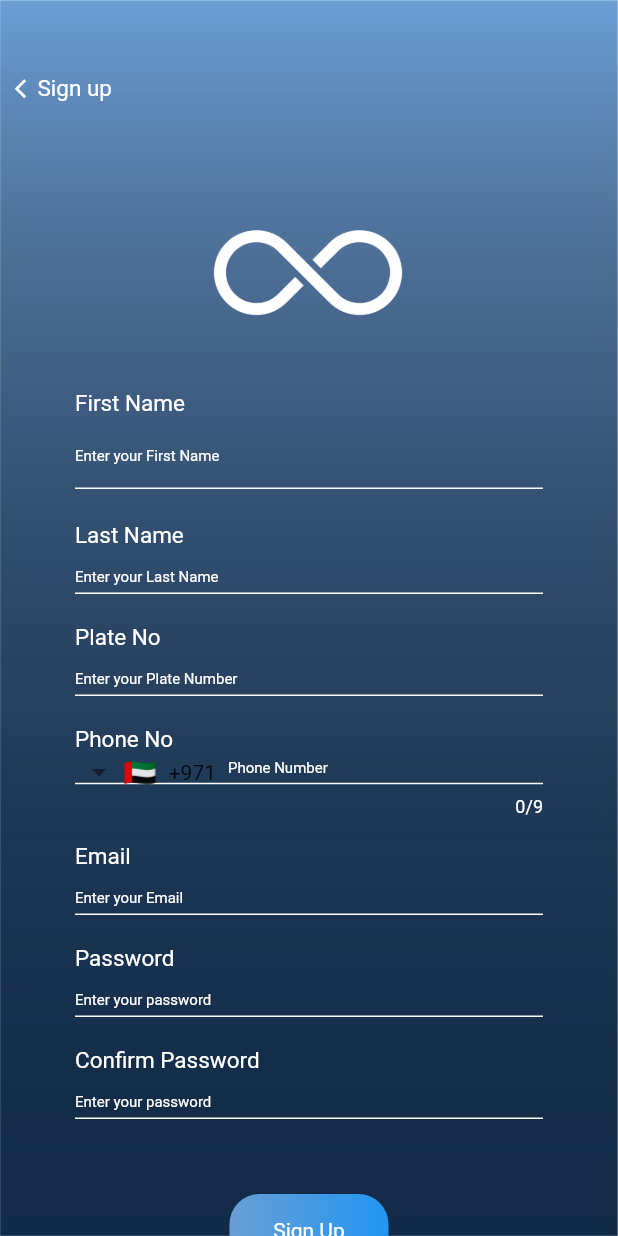
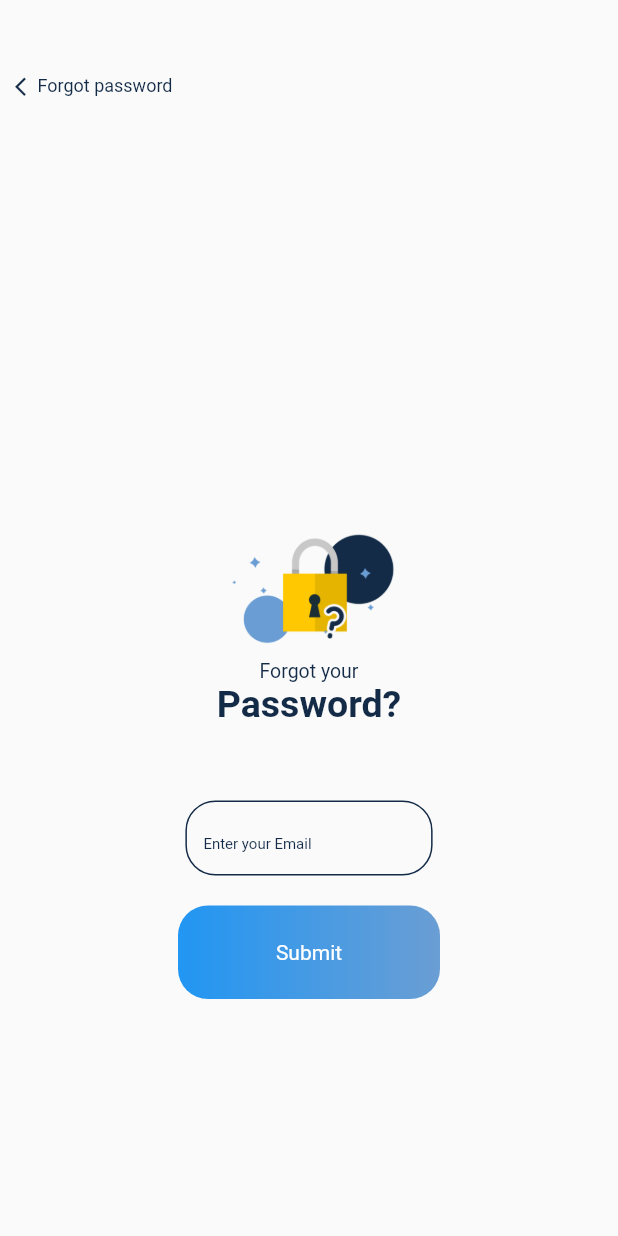
Before and after one commit to nasrinsamad19/LimitlessPark, a Flutter app: the screen it shows after launch, after a tap on "Forgot your password?", on a phone screen of 412 x 824 dp. Run offline on Flutter 3.47's test engine with Material 2 defaults, Android fonts, the light colour scheme and no system bars; drawn by our look-alikes of intl_phone_field; our stand-ins replace firebase_auth, firebase_core, google_sign_in; missing offline and left inert: flutter_facebook_auth; accounts and stored records are empty.

Commit message:
reset password  added'

```diff
--- a/lib/screens/login/view/intro_ui.dart
+++ b/lib/screens/login/view/intro_ui.dart
@@ -1,6 +1,7 @@
 import 'package:flutter/material.dart';
 import 'package:limitlesspark/screens/common/app_constants.dart';
 import 'package:limitlesspark/screens/login/view/login_ui.dart';
+import 'package:limitlesspark/screens/login/view/reset_password.dart';
 import 'package:limitlesspark/screens/signup/signup_ui.dart';
 
 class intro_ui extends StatefulWidget {
@@ -135,7 +136,7 @@ class _intro_uiState extends State<intro_ui> {
               onTap: () {
                 Navigator.push(
                   context,
-                  MaterialPageRoute(builder: (context) => SignUp()),
+                  MaterialPageRoute(builder: (context) => ResetPassword()),
                 );
               },
             )
--- a/lib/screens/login/view/login_ui.dart
+++ b/lib/screens/login/view/login_ui.dart
@@ -2,6 +2,7 @@ import 'package:firebase_auth/firebase_auth.dart';
 import 'package:flutter/material.dart';
 import 'package:flutter_facebook_auth/flutter_facebook_auth.dart';
 import 'package:limitlesspark/screens/common/app_constants.dart';
+import 'package:limitlesspark/screens/login/view/reset_password.dart';
 import 'package:limitlesspark/screens/login/view/sample.dart';
 import 'package:limitlesspark/screens/signup/signup_ui.dart';
 import 'package:limitlesspark/utils/authentication.dart';
@@ -116,10 +117,10 @@ class _loginUiState extends State<loginUi> {
                         fontSize: 11.0),
                   ),
                   onTap: () {
-                    // Navigator.push(
-                    //   context,
-                    //   MaterialPageRoute(builder: (context) => SignUp()),
-                    // );
+                    Navigator.push(
+                      context,
+                      MaterialPageRoute(builder: (context) => ResetPassword()),
+                    );
                   },
                 ),
               ),
@@ -205,33 +206,33 @@ class _loginUiState extends State<loginUi> {
                           SizedBox(
                             width: 5,
                           ),
-                          Container(
-                            decoration: BoxDecoration(
-                              gradient: LinearGradient(colors: [
-                                ColorNames().lightBlue,
-                                Colors.blue
-                              ]),
-                              borderRadius: BorderRadius.circular(10),
-                            ),
-                            child: Material(
-                              color: Colors.transparent,
-                              child: InkWell(
-                                onTap: () {
-                                  // Navigator.push(
-                                  //   context,
-                                  //   MaterialPageRoute(builder: (context) => loginUi()),
-                                  // );
-                                },
-                                child: Image.asset(
-                                  'assets/images/apple_icon.png',
-                                  width: 30,
-                                  height: 30,
-                                ),),
-                            ),
-                          ),
-                          SizedBox(
-                            width: 5,
-                          ),
+                          // Container(
+                          //   decoration: BoxDecoration(
+                          //     gradient: LinearGradient(colors: [
+                          //       ColorNames().lightBlue,
+                          //       Colors.blue
+                          //     ]),
+                          //     borderRadius: BorderRadius.circular(10),
+                          //   ),
+                          //   child: Material(
+                          //     color: Colors.transparent,
+                          //     child: InkWell(
+                          //       onTap: () {
+                          //         // Navigator.push(
+                          //         //   context,
+                          //         //   MaterialPageRoute(builder: (context) => loginUi()),
+                          //         // );
+                          //       },
+                          //       child: Image.asset(
+                          //         'assets/images/apple_icon.png',
+                          //         width: 30,
+                          //         height: 30,
+                          //       ),),
+                          //   ),
+                          // ),
+                          // SizedBox(
+                          //   width: 5,
+                          // ),
                           Container(
                             decoration: BoxDecoration(
                               gradient: LinearGradient(colors: [
--- /dev/null
+++ b/lib/screens/login/view/reset_password.dart
@@ -0,0 +1,169 @@
+import 'package:firebase_auth/firebase_auth.dart';
+import 'package:firebase_core/firebase_core.dart';
+import 'package:flutter/material.dart';
+import 'package:limitlesspark/screens/common/app_constants.dart';
+import 'package:limitlesspark/utils/authentication.dart';
+
+class ResetPassword extends StatefulWidget {
+  const ResetPassword({Key? key}) : super(key: key);
+
+  @override
+  _ResetPasswordState createState() => _ResetPasswordState();
+}
+
+class _ResetPasswordState extends State<ResetPassword> {
+  @override
+  void initState() {
+    super.initState();
+    Firebase.initializeApp().whenComplete(() {
+      print("completed");
+      setState(() {});
+    });
+  }
+  @override
+  TextEditingController emailController = TextEditingController();
+  final _scaffoldKey = GlobalKey<ScaffoldState>();
+  final _formKey = GlobalKey<FormState>();
+  String email = '';
+  final auth = FirebaseAuth.instance;
+
+  Widget build(BuildContext context) {
+    double width = MediaQuery.of(context).size.width;
+    double height = MediaQuery.of(context).size.height;
+
+    return Scaffold(
+      body: SingleChildScrollView(
+        child: Column(
+          children: [
+            SizedBox(
+              height: 50,
+            ),
+            Align(
+                alignment: Alignment.topLeft,
+                child: GestureDetector(
+                  onTap: () {
+                    Navigator.pop(context);
+                  },
+                  child: Row(
+                    children: [
+                      SizedBox(
+                        width: 10,
+                      ),
+                      Icon(
+                        Icons.arrow_back_ios,
+                        color: ColorNames().darkBlue,
+                        size: 15,
+                      ),
+                      Text(
+                        'Forgot password',
+                        style: TextStyle(
+                            color: ColorNames().darkBlue, fontSize: 12.0),
+                      ),
+                    ],
+                  ),
+                )),
+            SizedBox(
+              height: height / 3,
+            ),
+            Align(
+              alignment: Alignment.center,
+              child: Image.asset(
+                'assets/images/lock.png',
+                width: 150,
+                height: 100,
+              ),
+            ),
+            Text(
+              'Forgot your',
+              style: TextStyle(color: ColorNames().darkBlue, fontSize: 13.0),
+            ),
+            Text(
+              'Password?',
+              style: TextStyle(
+                  color: ColorNames().darkBlue,
+                  fontWeight: FontWeight.bold,
+                  fontSize: 25.0),
+            ),
+            SizedBox(
+              height: 50,
+            ),
+            emilform(context),
+            SizedBox(
+              height: 20,
+            ),
+            Container(
+              height: height / 10,
+              width: width / 1.5,
+              padding: EdgeInsets.fromLTRB(50, 0, 50, 20),
+              child: Container(
+                decoration: BoxDecoration(
+                  gradient: LinearGradient(
+                      colors: [Colors.blue, ColorNames().lightBlue]),
+                  boxShadow: [],
+                  borderRadius: BorderRadius.circular(20),
+                ),
+                child: Material(
+                  color: Colors.transparent,
+                  child: InkWell(
+                      onTap: () {
+                        Authentication.initializeFirebase(context: context);
+                        if (_formKey.currentState!.validate()) {
+                          _formKey.currentState!.save();
+                          auth.sendPasswordResetEmail(email: email);
+                          Navigator.pop(context);
+                        }
+                      },
+                      child: Center(
+                        child: Text('Submit',
+                            style: TextStyle(color: Colors.white)),
+                      )),
+                ),
+              ),
+            ),
+          ],
+        ),
+      ),
+    );
+  }
+
+  Widget emilform(BuildContext context) {
+    double width = MediaQuery.of(context).size.width;
+
+    return Form(
+      key: _formKey,
+      child: Container(
+        height: 50,
+        width: width / 2.5,
+        child: TextFormField(
+          keyboardType: TextInputType.text,
+          decoration: InputDecoration(
+            enabledBorder: OutlineInputBorder(
+              borderSide: BorderSide(color: ColorNames().darkBlue),
+              borderRadius: BorderRadius.circular(20.0),
+            ),
+            border: OutlineInputBorder(
+              borderSide: BorderSide(color: ColorNames().darkBlue),
+              borderRadius: BorderRadius.circular(20.0),
+            ),
+            hintText: 'Enter your Email',
+            hintStyle: TextStyle(color: ColorNames().darkBlue, fontSize: 10.0),
+          ),
+          controller: emailController,
+          validator: (val) {
+            Pattern pattern =
+                r"^[a-zA-Z0-9.a-zA-Z0-9.!#$%&'*+-/=?^_`{|}~]+@[a-zA-Z0-9]+\.[a-zA-Z]+";
+            RegExp regex = RegExp(pattern.toString());
+            if (val!.isEmpty) {
+              return 'Please enter email';
+            } else {
+              if (!regex.hasMatch(val)) {
+                return 'Invalid Email';
+              }
+            }
+          },
+          onSaved: (val) => email = val.toString(),
+        ),
+      ),
+    );
+  }
+}
```
Also changed, not shown: assets/images/lock.png (added).
